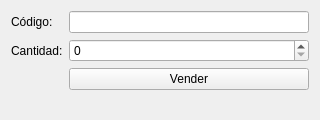
Above: parte17/ex2_producto_vender.ui from Fhernd/Python-CursoV2 before the change. Below: the same form after it.
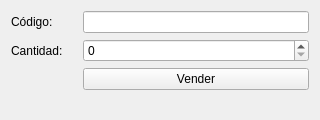
That is the form after the change.

Commit message:
Python Curso V2: 589 - Crear el Formulario para Realizar una Búsqueda de un Producto Usando su Código
Crear el Formulario para Realizar una Búsqueda de un Producto Usando su Código con el lenguaje de programación Python.

Patch:
```diff
--- a/parte17/ex2_producto_vender.ui
+++ b/parte17/ex2_producto_vender.ui
@@ -28,6 +28,9 @@
   <layout class="QGridLayout" name="gridLayout">
    <item row="0" column="0">
     <layout class="QFormLayout" name="lay_frm_principal">
+     <property name="horizontalSpacing">
+      <number>20</number>
+     </property>
      <item row="0" column="0">
       <widget class="QLabel" name="lbl_codigo">
        <property name="text">
```
